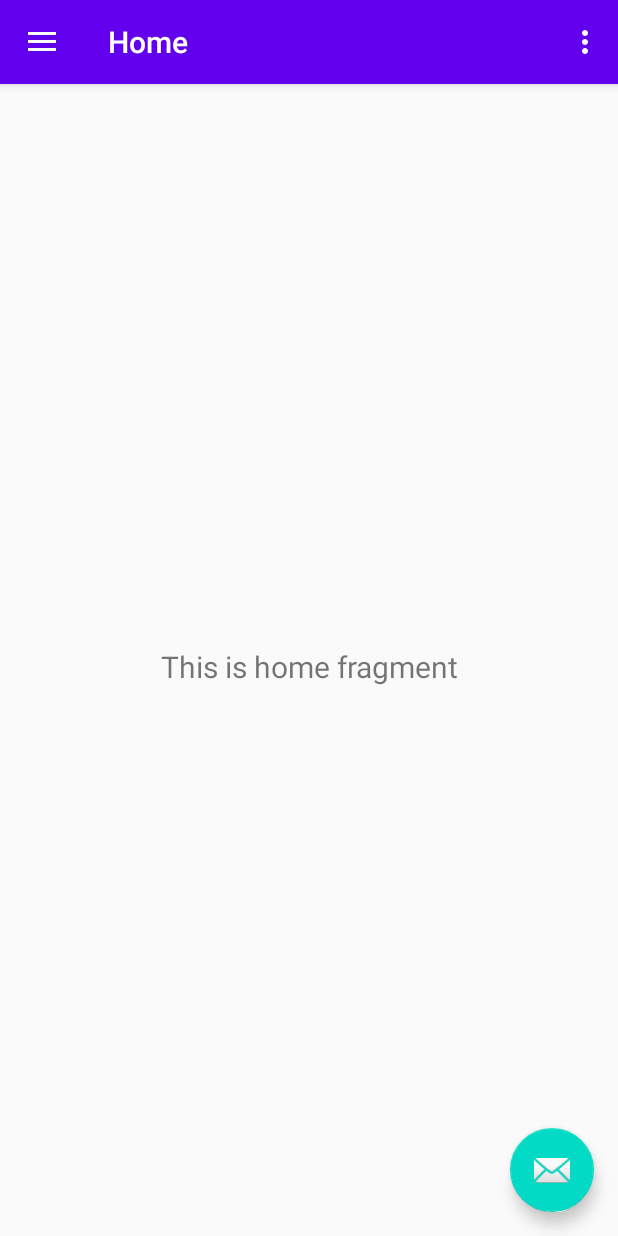
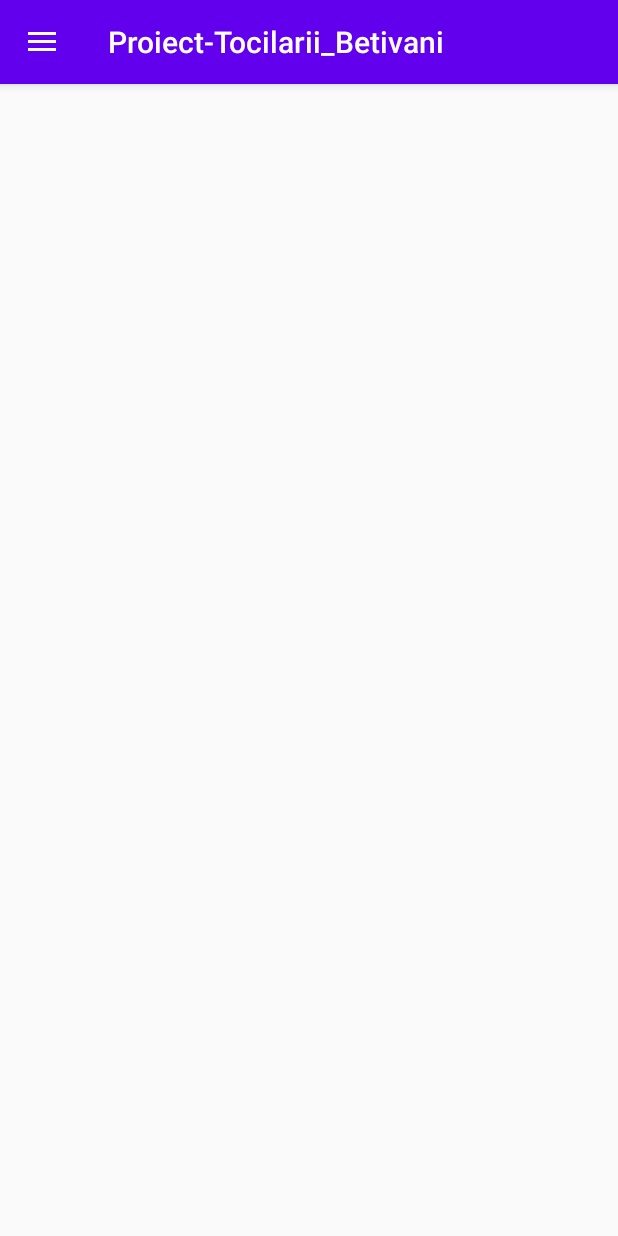
Before and after one commit to BogdanSicu/Android-Project, an Android app: the screen it shows after launch (MainActivity), on a phone screen of 412 x 824 dp. Run offline under Robolectric (Android 15) with nearby library versions, the phone set to English and light mode, and no system bars; our stand-ins replace navigation-ui.

Commit message:
Am scos ce nu aveam nevoie(vezi tutorial de la profu)

```diff
--- a/ProiectTocilarii_Betivani/app/src/main/java/com/example/proiect_tocilarii_betivani/MainActivity.java
+++ b/ProiectTocilarii_Betivani/app/src/main/java/com/example/proiect_tocilarii_betivani/MainActivity.java
@@ -8,6 +8,7 @@ import com.google.android.material.floatingactionbutton.FloatingActionButton;
 import com.google.android.material.snackbar.Snackbar;
 import com.google.android.material.navigation.NavigationView;
 
+import androidx.appcompat.app.ActionBarDrawerToggle;
 import androidx.navigation.NavController;
 import androidx.navigation.Navigation;
 import androidx.navigation.ui.AppBarConfiguration;
@@ -18,46 +19,26 @@ import androidx.appcompat.widget.Toolbar;
 
 public class MainActivity extends AppCompatActivity {
 
-    private AppBarConfiguration mAppBarConfiguration;
+    DrawerLayout drawerLayout;
 
     @Override
     protected void onCreate(Bundle savedInstanceState) {
         super.onCreate(savedInstanceState);
         setContentView(R.layout.activity_main);
+        configNavigation();
+    }
+
+    private void configNavigation() {
         Toolbar toolbar = findViewById(R.id.toolbar);
         setSupportActionBar(toolbar);
-        FloatingActionButton fab = findViewById(R.id.fab);
-        fab.setOnClickListener(new View.OnClickListener() {
-            @Override
-            public void onClick(View view) {
-                Snackbar.make(view, "Replace with your own action", Snackbar.LENGTH_LONG)
-                        .setAction("Action", null).show();
-            }
-        });
-        DrawerLayout drawer = findViewById(R.id.drawer_layout);
-        NavigationView navigationView = findViewById(R.id.nav_view);
-        // Passing each menu ID as a set of Ids because each
-        // menu should be considered as top level destinations.
-        mAppBarConfiguration = new AppBarConfiguration.Builder(
-                R.id.nav_home, R.id.nav_gallery, R.id.nav_slideshow)
-                .setDrawerLayout(drawer)
-                .build();
-        NavController navController = Navigation.findNavController(this, R.id.nav_host_fragment);
-        NavigationUI.setupActionBarWithNavController(this, navController, mAppBarConfiguration);
-        NavigationUI.setupWithNavController(navigationView, navController);
-    }
-
-    @Override
-    public boolean onCreateOptionsMenu(Menu menu) {
-        // Inflate the menu; this adds items to the action bar if it is present.
-        getMenuInflater().inflate(R.menu.main, menu);
-        return true;
-    }
-
-    @Override
-    public boolean onSupportNavigateUp() {
-        NavController navController = Navigation.findNavController(this, R.id.nav_host_fragment);
-        return NavigationUI.navigateUp(navController, mAppBarConfiguration)
-                || super.onSupportNavigateUp();
+        drawerLayout = findViewById(R.id.drawer_layout);
+        ActionBarDrawerToggle actionBarDrawerToggle = new ActionBarDrawerToggle(
+                this,
+                drawerLayout,
+                toolbar,
+                R.string.navigation_drawer_open,
+                R.string.navigation_drawer_close);
+        drawerLayout.addDrawerListener(actionBarDrawerToggle);
+        actionBarDrawerToggle.syncState();
     }
 }
--- a/ProiectTocilarii_Betivani/app/src/main/java/com/example/proiect_tocilarii_betivani/ui/home/HomeFragment.java
+++ /dev/null
@@ -1,35 +0,0 @@
-package com.example.proiect_tocilarii_betivani.ui.home;
-
-import android.os.Bundle;
-import android.view.LayoutInflater;
-import android.view.View;
-import android.view.ViewGroup;
-import android.widget.TextView;
-
-import androidx.annotation.NonNull;
-import androidx.annotation.Nullable;
-import androidx.fragment.app.Fragment;
-import androidx.lifecycle.Observer;
-import androidx.lifecycle.ViewModelProviders;
-
-import com.example.proiect_tocilarii_betivani.R;
-
-public class HomeFragment extends Fragment {
-
-    private HomeViewModel homeViewModel;
-
-    public View onCreateView(@NonNull LayoutInflater inflater,
-                             ViewGroup container, Bundle savedInstanceState) {
-        homeViewModel =
-                ViewModelProviders.of(this).get(HomeViewModel.class);
-        View root = inflater.inflate(R.layout.fragment_home, container, false);
-        final TextView textView = root.findViewById(R.id.text_home);
-        homeViewModel.getText().observe(getViewLifecycleOwner(), new Observer<String>() {
-            @Override
-            public void onChanged(@Nullable String s) {
-                textView.setText(s);
-            }
-        });
-        return root;
-    }
-}
--- a/ProiectTocilarii_Betivani/app/src/main/java/com/example/proiect_tocilarii_betivani/ui/home/HomeViewModel.java
+++ /dev/null
@@ -1,19 +0,0 @@
-package com.example.proiect_tocilarii_betivani.ui.home;
-
-import androidx.lifecycle.LiveData;
-import androidx.lifecycle.MutableLiveData;
-import androidx.lifecycle.ViewModel;
-
-public class HomeViewModel extends ViewModel {
-
-    private MutableLiveData<String> mText;
-
-    public HomeViewModel() {
-        mText = new MutableLiveData<>();
-        mText.setValue("This is home fragment");
-    }
-
-    public LiveData<String> getText() {
-        return mText;
-    }
-}
--- a/ProiectTocilarii_Betivani/app/src/main/res/layout/app_bar_main.xml
+++ b/ProiectTocilarii_Betivani/app/src/main/res/layout/app_bar_main.xml
@@ -22,12 +22,4 @@
 
     <include layout="@layout/content_main" />
 
-    <com.google.android.material.floatingactionbutton.FloatingActionButton
-        android:id="@+id/fab"
-        android:layout_width="wrap_content"
-        android:layout_height="wrap_content"
-        android:layout_gravity="bottom|end"
-        android:layout_margin="@dimen/fab_margin"
-        app:srcCompat="@android:drawable/ic_dialog_email" />
-
 </androidx.coordinatorlayout.widget.CoordinatorLayout>
--- a/ProiectTocilarii_Betivani/app/src/main/res/layout/content_main.xml
+++ b/ProiectTocilarii_Betivani/app/src/main/res/layout/content_main.xml
@@ -1,20 +1,13 @@
 <?xml version="1.0" encoding="utf-8"?>
-<androidx.constraintlayout.widget.ConstraintLayout xmlns:android="http://schemas.android.com/apk/res/android"
-    xmlns:app="http://schemas.android.com/apk/res-auto"
-    xmlns:tools="http://schemas.android.com/tools"
-    android:layout_width="match_parent"
-    android:layout_height="match_parent"
-    app:layout_behavior="@string/appbar_scrolling_view_behavior"
-    tools:showIn="@layout/app_bar_main">
 
-    <fragment
-        android:id="@+id/nav_host_fragment"
-        android:name="androidx.navigation.fragment.NavHostFragment"
+<androidx.constraintlayout.widget.ConstraintLayout xmlns:android="http://schemas.android.com/apk/res/android" xmlns:app="http://schemas.android.com/apk/res-auto" xmlns:tools="http://schemas.android.com/tools" android:layout_width="match_parent" android:layout_height="match_parent" app:layout_behavior="@string/appbar_scrolling_view_behavior" tools:showIn="@layout/app_bar_main">
+
+    <FrameLayout
+        android:id="@+id/main_frame_container"
         android:layout_width="match_parent"
         android:layout_height="match_parent"
-        app:defaultNavHost="true"
-        app:layout_constraintLeft_toLeftOf="parent"
-        app:layout_constraintRight_toRightOf="parent"
-        app:layout_constraintTop_toTopOf="parent"
-        app:navGraph="@navigation/mobile_navigation" />
+        app:layout_constraintEnd_toEndOf="parent"
+        app:layout_constraintStart_toStartOf="parent"
+        app:layout_constraintTop_toTopOf="parent" />
+
 </androidx.constraintlayout.widget.ConstraintLayout>
--- a/ProiectTocilarii_Betivani/app/src/main/res/layout/fragment_home.xml
+++ /dev/null
@@ -1,22 +0,0 @@
-<?xml version="1.0" encoding="utf-8"?>
-<androidx.constraintlayout.widget.ConstraintLayout xmlns:android="http://schemas.android.com/apk/res/android"
-    xmlns:app="http://schemas.android.com/apk/res-auto"
-    xmlns:tools="http://schemas.android.com/tools"
-    android:layout_width="match_parent"
-    android:layout_height="match_parent"
-    tools:context=".ui.home.HomeFragment">
-
-    <TextView
-        android:id="@+id/text_home"
-        android:layout_width="match_parent"
-        android:layout_height="wrap_content"
-        android:layout_marginStart="8dp"
-        android:layout_marginTop="8dp"
-        android:layout_marginEnd="8dp"
-        android:textAlignment="center"
-        android:textSize="20sp"
-        app:layout_constraintBottom_toBottomOf="parent"
-        app:layout_constraintEnd_toEndOf="parent"
-        app:layout_constraintStart_toStartOf="parent"
-        app:layout_constraintTop_toTopOf="parent" />
-</androidx.constraintlayout.widget.ConstraintLayout>
--- a/ProiectTocilarii_Betivani/app/src/main/res/menu/activity_main_drawer.xml
+++ b/ProiectTocilarii_Betivani/app/src/main/res/menu/activity_main_drawer.xml
@@ -1,20 +1,12 @@
 <?xml version="1.0" encoding="utf-8"?>
-<menu xmlns:android="http://schemas.android.com/apk/res/android"
-    xmlns:tools="http://schemas.android.com/tools"
-    tools:showIn="navigation_view">
+
+<menu xmlns:android="http://schemas.android.com/apk/res/android" xmlns:tools="http://schemas.android.com/tools" tools:showIn="navigation_view">
 
     <group android:checkableBehavior="single">
+        <!-- adaugati <item> pentru fiecare optiune pe care o doriti in meniul lateral-->
         <item
-            android:id="@+id/nav_home"
-            android:icon="@drawable/ic_menu_camera"
-            android:title="@string/menu_home" />
-        <item
-            android:id="@+id/nav_gallery"
-            android:icon="@drawable/ic_menu_gallery"
-            android:title="@string/menu_gallery" />
-        <item
-            android:id="@+id/nav_slideshow"
-            android:icon="@drawable/ic_menu_slideshow"
-            android:title="@string/menu_slideshow" />
+            android:id="@+id/main_nav_home"
+            android:icon="@android:drawable/ic_menu_camera"
+            android:title="Hello" />
     </group>
 </menu>
--- a/ProiectTocilarii_Betivani/app/src/main/res/menu/main.xml
+++ /dev/null
@@ -1,9 +0,0 @@
-<?xml version="1.0" encoding="utf-8"?>
-<menu xmlns:android="http://schemas.android.com/apk/res/android"
-    xmlns:app="http://schemas.android.com/apk/res-auto">
-    <item
-        android:id="@+id/action_settings"
-        android:orderInCategory="100"
-        android:title="@string/action_settings"
-        app:showAsAction="never" />
-</menu>
--- a/ProiectTocilarii_Betivani/app/src/main/res/navigation/mobile_navigation.xml
+++ /dev/null
@@ -1,25 +0,0 @@
-<?xml version="1.0" encoding="utf-8"?>
-<navigation xmlns:android="http://schemas.android.com/apk/res/android"
-    xmlns:app="http://schemas.android.com/apk/res-auto"
-    xmlns:tools="http://schemas.android.com/tools"
-    android:id="@+id/mobile_navigation"
-    app:startDestination="@+id/nav_home">
-
-    <fragment
-        android:id="@+id/nav_home"
-        android:name="com.example.proiect_tocilarii_betivani.ui.home.HomeFragment"
-        android:label="@string/menu_home"
-        tools:layout="@layout/fragment_home" />
-
-    <fragment
-        android:id="@+id/nav_gallery"
-        android:name="com.example.proiect_tocilarii_betivani.ui.gallery.GalleryFragment"
-        android:label="@string/menu_gallery"
-        tools:layout="@layout/fragment_gallery" />
-
-    <fragment
-        android:id="@+id/nav_slideshow"
-        android:name="com.example.proiect_tocilarii_betivani.ui.slideshow.SlideshowFragment"
-        android:label="@string/menu_slideshow"
-        tools:layout="@layout/fragment_slideshow" />
-</navigation>
```
Also changed, not shown: ProiectTocilarii_Betivani/app/src/main/java/com/example/proiect_tocilarii_betivani/ui/gallery/GalleryFragment.java (deleted, +0 -35 lines), ProiectTocilarii_Betivani/app/src/main/java/com/example/proiect_tocilarii_betivani/ui/gallery/GalleryViewModel.java (deleted, +0 -19 lines), ProiectTocilarii_Betivani/app/src/main/java/com/example/proiect_tocilarii_betivani/ui/slideshow/SlideshowFragment.java (deleted, +0 -35 lines), ProiectTocilarii_Betivani/app/src/main/java/com/example/proiect_tocilarii_betivani/ui/slideshow/SlideshowViewModel.java (deleted, +0 -19 lines), ProiectTocilarii_Betivani/app/src/main/res/layout/fragment_gallery.xml (deleted, +0 -22 lines), ProiectTocilarii_Betivani/app/src/main/res/layout/fragment_slideshow.xml (deleted, +0 -22 lines).
